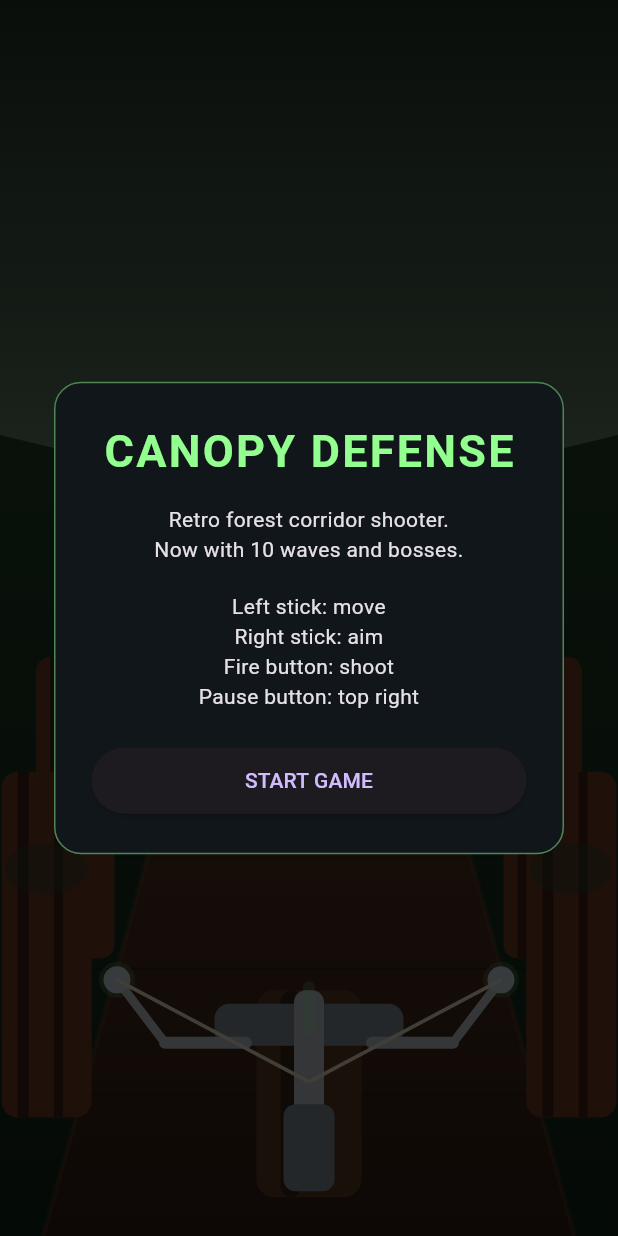
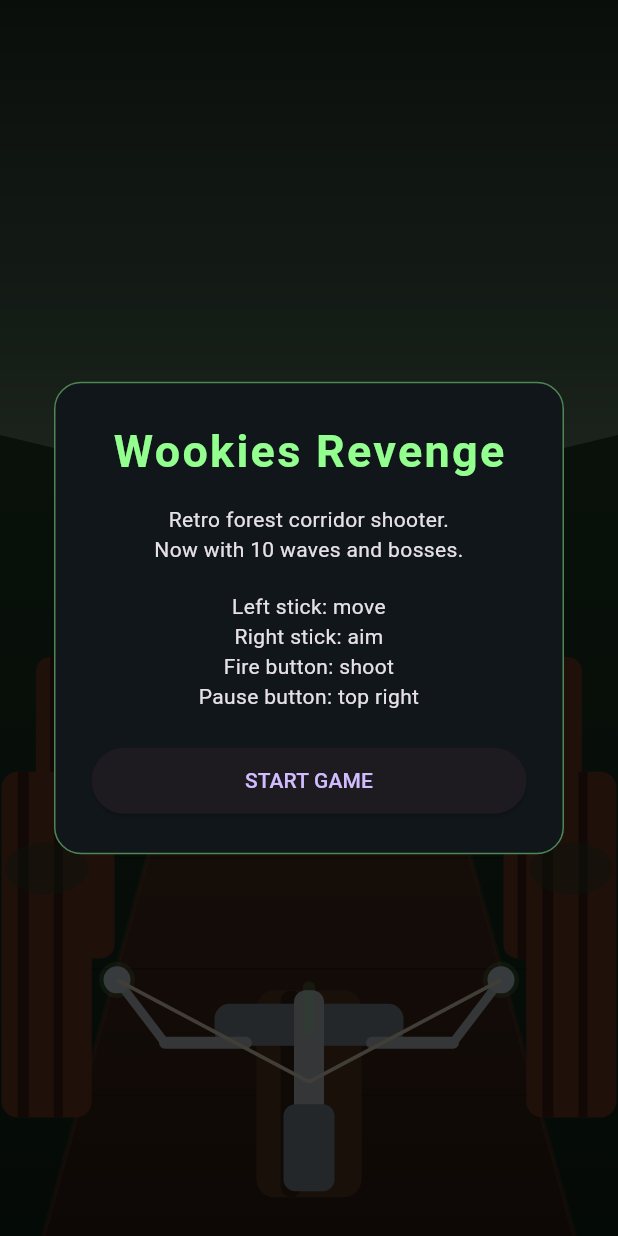
Before and after one commit to JvSlice/Revenge-Of-The-Wookiee, a Flutter app: the screen it shows after launch, on a phone screen of 412 x 824 dp. Run offline on Flutter 3.47's test engine with Material 3 defaults, Android fonts, the phone set to English and light mode, and no system bars.

Commit message:
title changes

```diff
--- a/lib/game/game_page.dart
+++ b/lib/game/game_page.dart
@@ -725,7 +725,7 @@ class _GamePageState extends State<GamePage>
               crossAxisAlignment: CrossAxisAlignment.start,
               children: [
                 Text(
-                  'CANOPY DEFENSE',
+                  'Wookies Revenge',
                   style: TextStyle(
                     color: GameConfig.accent,
                     fontSize: 22,
@@ -944,7 +944,7 @@ class _GamePageState extends State<GamePage>
             mainAxisSize: MainAxisSize.min,
             children: [
               Text(
-                'CANOPY DEFENSE',
+                'Wookies Revenge',
                 style: TextStyle(
                   color: GameConfig.accent,
                   fontSize: 30,
```
